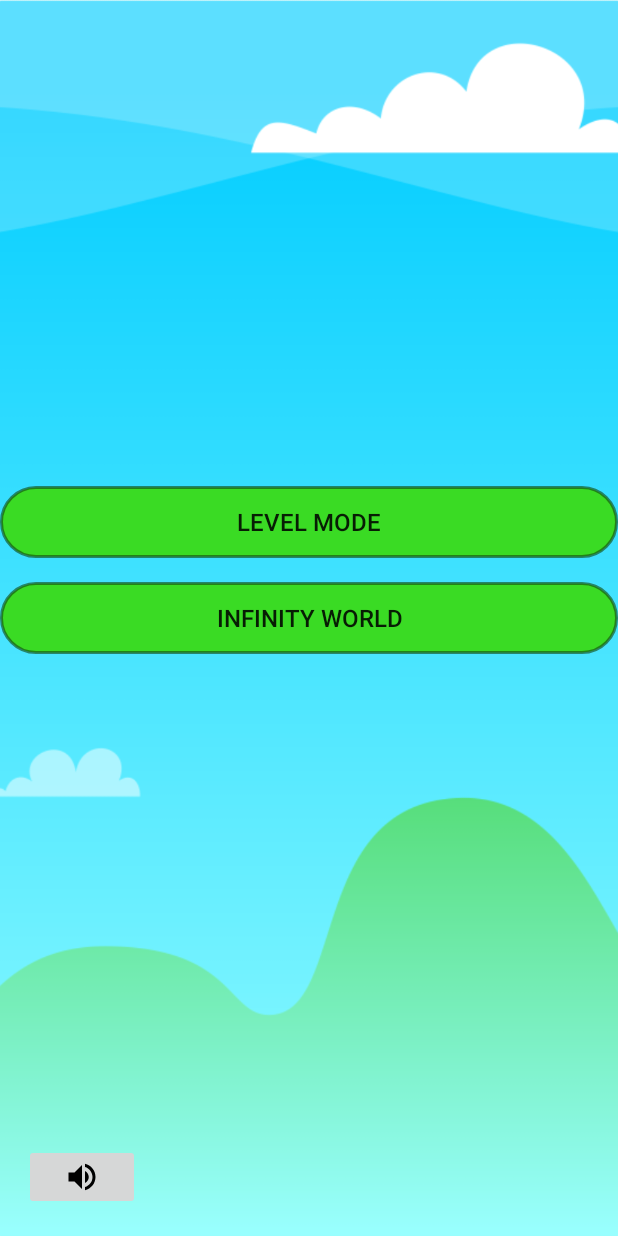
After one commit to Edmon00/AeroRush, an Android app: the MiddleActivity screen opened directly, with no data from a screen before it, on a phone screen of 412 x 824 dp. The commit adds this screen. Run offline under Robolectric (Android 15) with nearby library versions, the phone set to English and light mode, and no system bars.

Commit message:
project1

```diff
--- a/app/src/main/AndroidManifest.xml
+++ b/app/src/main/AndroidManifest.xml
@@ -12,6 +12,9 @@
         android:screenOrientation="landscape"
         android:supportsRtl="true"
         android:theme="@style/Theme.AppCompat.Light.NoActionBar">
+        <activity
+            android:name=".MiddleActivity"
+            android:exported="false" />
         <activity
             android:name=".SigninActtivity"
             android:exported="false" />
--- a/app/src/main/java/com/example/aerorush/MainActivity.java
+++ b/app/src/main/java/com/example/aerorush/MainActivity.java
@@ -1,5 +1,6 @@
 package com.example.aerorush;
 
+import android.annotation.SuppressLint;
 import android.content.Intent;
 import android.os.Bundle;
 import android.view.View;
@@ -10,11 +11,15 @@ import android.view.WindowManager;
 import androidx.appcompat.app.AppCompatActivity;
 import android.media.MediaPlayer;
 import android.widget.Button;
+import android.widget.ImageButton;
+
+
 
 public class MainActivity extends AppCompatActivity {
 
-    private MediaPlayer mediaPlayer;
-    private boolean isPlaying = true;
+    public static MediaPlayer mediaPlayer;
+    public static boolean isPlaying = true;
+
     @Override
     protected void onCreate(Bundle savedInstanceState) {
         super.onCreate(savedInstanceState);
@@ -25,18 +30,21 @@ public class MainActivity extends AppCompatActivity {
 
             mediaPlayer.start();
 
-        Button btnVolume = findViewById(R.id.btnVolume);
+         ImageButton btnVolume = findViewById(R.id.btnVolume);
         findViewById(R.id.btnVolume).setOnClickListener(new View.OnClickListener() {
+            @SuppressLint("ResourceType")
             @Override
             public void onClick(View view) {
                 if (isPlaying) {
-                    mediaPlayer.pause(); // Остановка музыки
-                    btnVolume.setText("Volume Off"); // Изменение текста кнопки
+                    mediaPlayer.pause();
+
+
                 } else {
-                    mediaPlayer.start(); // Возобновление музыки
-                    btnVolume.setText("Volume Up"); // Изменение текста кнопки
+                    mediaPlayer.start();
+
                 }
                 isPlaying = !isPlaying;
+
 
             }
         });
@@ -44,7 +52,7 @@ public class MainActivity extends AppCompatActivity {
         findViewById(R.id.play).setOnClickListener(new View.OnClickListener() {
             @Override
             public void onClick(View v) {
-                startActivity(new Intent(MainActivity.this, GameActivity.class));
+                startActivity(new Intent(MainActivity.this, MiddleActivity.class));
             }
         });
 
--- /dev/null
+++ b/app/src/main/java/com/example/aerorush/MiddleActivity.java
@@ -0,0 +1,56 @@
+package com.example.aerorush;
+
+import android.annotation.SuppressLint;
+import android.content.Intent;
+import android.media.MediaPlayer;
+import android.os.Bundle;
+import android.view.View;
+import android.widget.ImageButton;
+
+
+import androidx.appcompat.app.AppCompatActivity;
+
+import static com.example.aerorush.MainActivity.isPlaying;
+import static com.example.aerorush.MainActivity.mediaPlayer;
+
+public class MiddleActivity extends AppCompatActivity {
+
+
+    @SuppressLint("MissingInflatedId")
+    @Override
+    protected void onCreate(Bundle savedInstanceState) {
+        super.onCreate(savedInstanceState);
+        setContentView(R.layout.activity_middle);
+
+        findViewById(R.id.play1).setOnClickListener(new View.OnClickListener() {
+            @Override
+            public void onClick(View v) {
+                startActivity(new Intent(MiddleActivity.this, GameActivity.class));
+            }
+        });
+
+
+
+//        mediaPlayer.reset();
+//
+//        ImageButton btnVolume = findViewById(R.id.btnVolume);
+//        findViewById(R.id.btnVolume).setOnClickListener(new View.OnClickListener() {
+//            @SuppressLint("ResourceType")
+//            @Override
+//            public void onClick(View view) {
+//                if (isPlaying) {
+//                    mediaPlayer.pause();
+//
+//
+//                } else {
+//                    mediaPlayer.start();
+//
+//                }
+//                isPlaying = !isPlaying;
+//
+//
+//            }
+//        });
+
+    }
+}
--- /dev/null
+++ b/app/src/main/res/drawable/shape3.xml
@@ -0,0 +1,7 @@
+<?xml version="1.0" encoding="utf-8"?>
+<shape xmlns:android="http://schemas.android.com/apk/res/android"
+    android:shape="rectangle">
+    <corners android:radius="25dp" />
+    <solid android:color="#3ADB24" />
+    <stroke android:width="2dp" android:color="#9D144B10" />
+</shape>
--- a/app/src/main/res/layout/activity_main.xml
+++ b/app/src/main/res/layout/activity_main.xml
@@ -52,7 +52,7 @@
         android:layout_margin="16dp"
         android:layout_alignParentRight="true"/>
 
-    <Button
+    <ImageButton
         android:id="@+id/btnVolume"
         android:layout_width="77dp"
         android:layout_height="wrap_content"
--- /dev/null
+++ b/app/src/main/res/layout/activity_middle.xml
@@ -0,0 +1,51 @@
+<?xml version="1.0" encoding="utf-8"?>
+<RelativeLayout xmlns:android="http://schemas.android.com/apk/res/android"
+    xmlns:tools="http://schemas.android.com/tools"
+    android:id="@+id/main"
+    android:orientation="vertical"
+    android:layout_width="match_parent"
+    android:layout_height="match_parent"
+    tools:context=".MiddleActivity"
+    android:background="@drawable/background"
+    >
+    <ImageView
+        android:layout_width="match_parent"
+        android:layout_height="match_parent"
+        android:src="@drawable/background"
+        android:scaleType="centerCrop"
+        />
+
+
+    <Button
+        android:layout_width="match_parent"
+        android:layout_height="wrap_content"
+        android:background="@drawable/shape3"
+        android:text="Level mode"
+        android:textSize="16sp"
+        android:layout_centerHorizontal="true"
+        android:layout_above="@id/play1"
+        android:layout_marginBottom="16dp"/>
+
+    <Button
+        android:layout_width="match_parent"
+        android:layout_height="wrap_content"
+        android:background="@drawable/shape3"
+        android:text="Infinity world"
+        android:layout_centerInParent="true"
+        android:textSize="16sp"
+        android:id="@+id/play1"/>
+    <ImageButton
+        android:id="@+id/btnVolume"
+        android:layout_width="77dp"
+        android:layout_height="wrap_content"
+        android:layout_alignParentBottom="true"
+        android:layout_marginStart="16dp"
+        android:layout_marginLeft="16dp"
+        android:layout_marginTop="16dp"
+        android:layout_marginEnd="16dp"
+        android:layout_marginRight="16dp"
+        android:layout_marginBottom="17dp"
+        android:src="@drawable/baseline_volume_up_24"
+        android:text="Volume" />
+
+</RelativeLayout>
```
